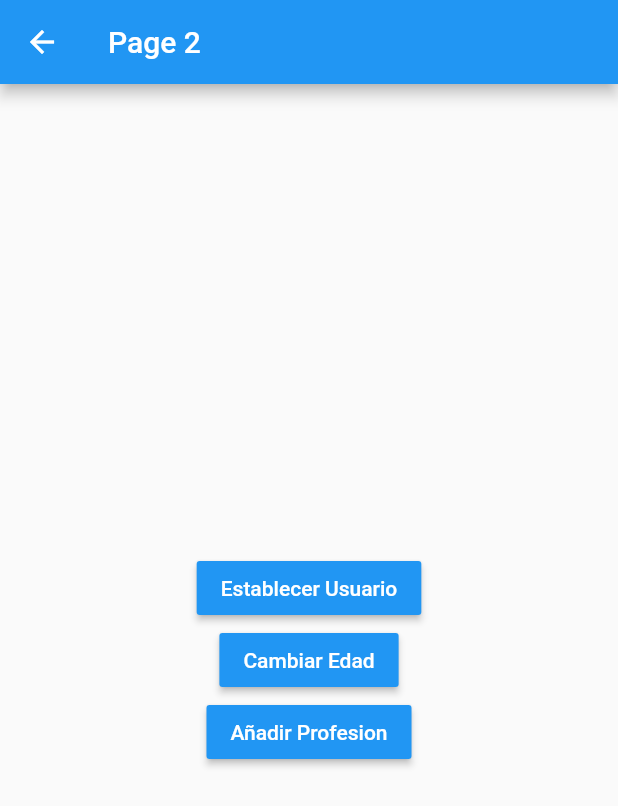
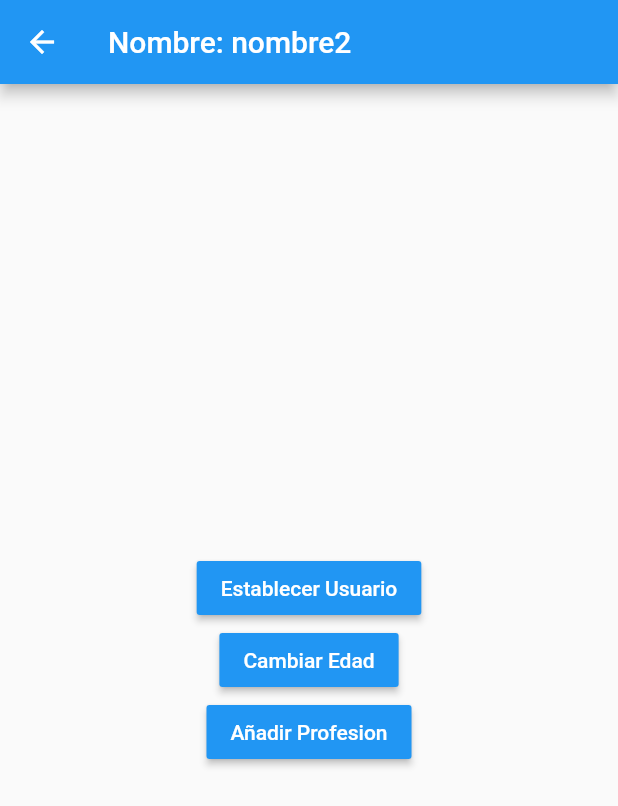
Before and after one commit to cfalvarezb/FlutterAvanzado, a Flutter app: the Page2 screen opened by its route, after a tap on "Establecer Usuario", on a phone screen of 412 x 824 dp. Shown: the top 806 px of the screen. Run offline on Flutter 3.47's test engine with Material 2 defaults, Android fonts, the phone set to English and light mode, and no system bars; our stand-ins replace flutter_secure_storage, pie_chart, pull_to_refresh, socket_io_client; missing offline and left inert: dart:ffi; accounts and stored records are empty; statements that could not run were skipped.

Commit message:
up to tutorial one hundred fourty two

```diff
--- a/03-estados-provider/lib/pages/page1.dart
+++ b/03-estados-provider/lib/pages/page1.dart
@@ -1,15 +1,31 @@
+import 'package:estados/models/usuario.dart';
 import 'package:flutter/material.dart';
+import 'package:provider/provider.dart';
 
+import 'package:estados/services/usuario_service.dart';
 class Page1 extends StatelessWidget {
   const Page1({super.key});
 
   @override
   Widget build(BuildContext context) {
+
+    final usuarioService = Provider.of<UsuarioService>(context, listen: true);
+
     return Scaffold(
       appBar: AppBar(
         title: Text('Page 1'),
+        actions: [
+          IconButton(
+            onPressed: (){
+              usuarioService.removerUsuario();
+            },
+            icon: Icon(Icons.exit_to_app)
+          )
+        ],
       ),
-      body: InformacionUsuario(),
+      body: ( usuarioService.extisteUsuario )
+        ? InformacionUsuario( usuarioService.usuario )
+        : Center(child: Text('No hay usuario que mostrar')),
       floatingActionButton: FloatingActionButton(
         child: Icon( Icons.access_alarm_sharp ),
         onPressed: () => Navigator.pushNamed(context, 'page2')
@@ -19,6 +35,10 @@ class Page1 extends StatelessWidget {
 }
 
 class InformacionUsuario extends StatelessWidget {
+
+  final Usuario? usuario;
+
+  const InformacionUsuario( this.usuario );
 
   @override
   Widget build(BuildContext context) {
@@ -31,14 +51,16 @@ class InformacionUsuario extends StatelessWidget {
         children: [
           Text('General', style: TextStyle( fontSize: 18, fontWeight: FontWeight.bold ),),
           Divider(),
-          ListTile( title: Text('Nombre: ') ),
-          ListTile( title: Text('Edad: ') ),
+          ListTile( title: Text('Nombre: ${ usuario?.nombre }') ),
+          ListTile( title: Text('Edad: ${ usuario?.edad.toString() }') ),
 
           Text('Profesiones', style: TextStyle( fontSize: 18, fontWeight: FontWeight.bold ),),
           Divider(),
-          ListTile( title: Text('Profesion 1') ),
-          ListTile( title: Text('Profesiones 2') ),
-          ListTile( title: Text('Profesiones 3') ),
+
+          ...?usuario?.profesiones.map(
+            (profesion) => ListTile( title: Text( profesion ))
+          ).toList()
+
         ],
       ),
     );
--- a/03-estados-provider/lib/pages/page2.dart
+++ b/03-estados-provider/lib/pages/page2.dart
@@ -1,13 +1,21 @@
+import 'package:estados/models/usuario.dart';
 import 'package:flutter/material.dart';
+import 'package:provider/provider.dart';
 
+import 'package:estados/services/usuario_service.dart';
 class Page2 extends StatelessWidget {
   const Page2({super.key});
 
   @override
   Widget build(BuildContext context) {
+
+    final usuarioService = Provider.of<UsuarioService>(context);
+
     return Scaffold(
         appBar: AppBar(
-          title: Text('Page 2'),
+          title: (usuarioService.extisteUsuario)
+            ? Text('Nombre: ${usuarioService.usuario?.nombre}')
+            : Text('Pagina 2'),
         ),
         body: Center(
           child: Column(
@@ -17,17 +25,30 @@ class Page2 extends StatelessWidget {
                   child: Text('Establecer Usuario',
                       style: TextStyle(color: Colors.white)),
                   color: Colors.blue,
-                  onPressed: () {}),
+                  onPressed: () {
+                    final newUser = Usuario(
+                      nombre: 'nombre2',
+                      edad: 33,
+                      profesiones: [
+                        'FullStackDeveloper',
+                        'nativo'
+                    ]);
+                    usuarioService.usuario = newUser;
+                  }),
               MaterialButton(
                   child: Text('Cambiar Edad',
                       style: TextStyle(color: Colors.white)),
                   color: Colors.blue,
-                  onPressed: () {}),
+                  onPressed: () {
+                    usuarioService.cambiarEdad(10);
+                  }),
               MaterialButton(
                   child: Text('Añadir Profesion',
                       style: TextStyle(color: Colors.white)),
                   color: Colors.blue,
-                  onPressed: () {}),
+                  onPressed: () {
+                    usuarioService.agregarProfesion();
+                  }),
             ],
           ),
         ));
--- /dev/null
+++ b/03-estados-provider/lib/services/usuario_service.dart
@@ -0,0 +1,30 @@
+import 'package:estados/models/usuario.dart';
+import 'package:flutter/material.dart';
+
+class UsuarioService with ChangeNotifier {
+  Usuario? _usuario;
+
+  Usuario? get usuario => _usuario;
+  bool get extisteUsuario => ( _usuario != null ) ? true : false;
+
+  set usuario( Usuario? user ) {
+    _usuario = user;
+    notifyListeners();
+  }
+
+  void cambiarEdad( int edad ) {
+    _usuario?.edad = edad;
+    notifyListeners();
+  }
+
+  void removerUsuario() {
+    _usuario = null;
+    notifyListeners();
+  }
+
+  void agregarProfesion() {
+    _usuario?.profesiones.add('Profesion ${ _usuario?.profesiones.length ?? 0 + 1}');
+    notifyListeners();
+  }
+
+}
--- a/03-estados-provider/pubspec.yaml
+++ b/03-estados-provider/pubspec.yaml
@@ -7,6 +7,7 @@ environment:
   sdk: '>=3.0.3 <4.0.0'
 
 dependencies:
+  provider: ^6.1.1
   flutter:
     sdk: flutter
 
```
Also changed, not shown: 03-estados-provider/lib/main.dart (+13 -3 lines), 03-estados-provider/pubspec.lock.
